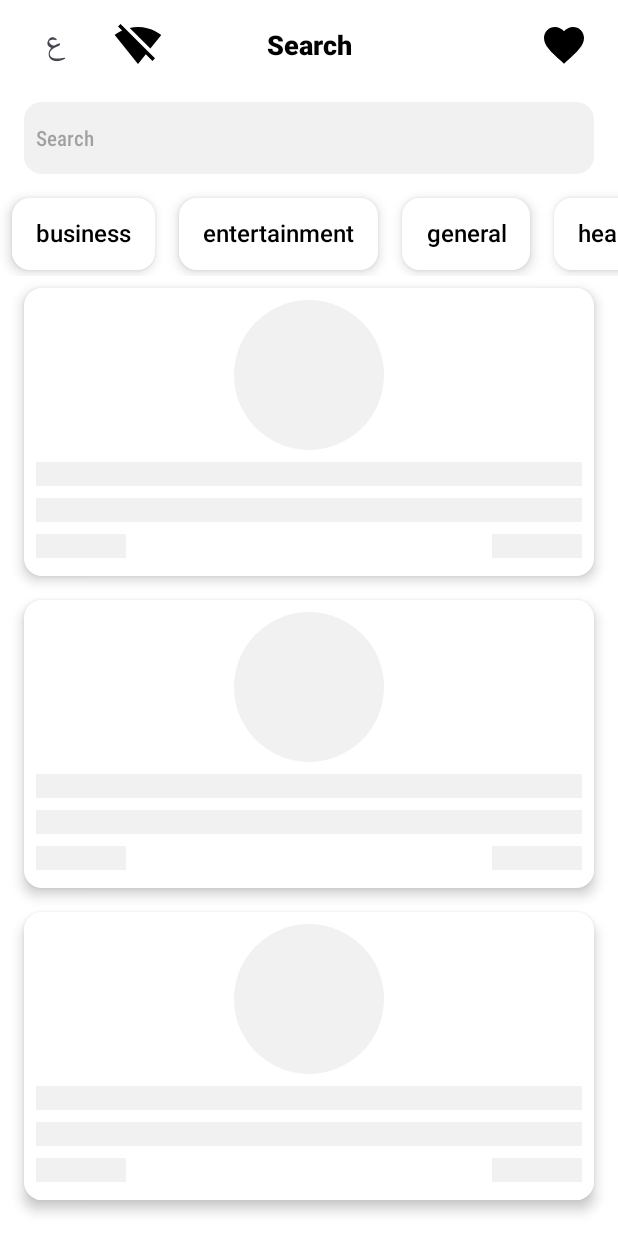
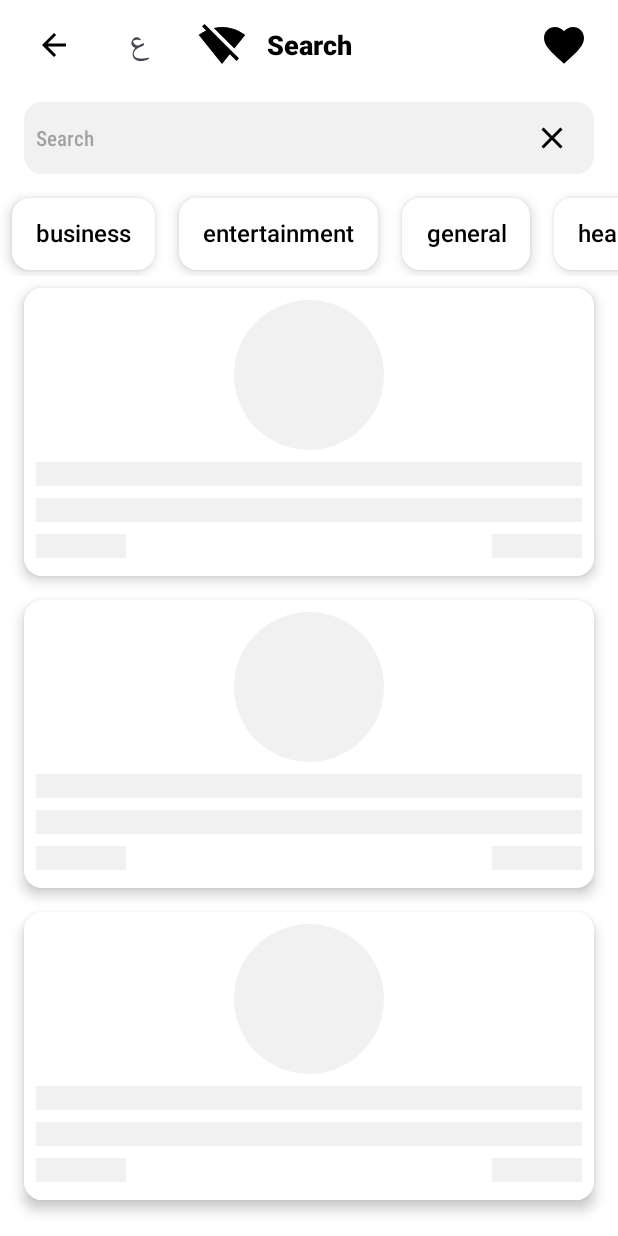
Before and after one commit to karimsaad687/news_app, an Android app: the SearchFragment screen opened through its navigation route, on a phone screen of 412 x 824 dp. Run offline under Robolectric (Android 15) with nearby library versions, the light colour scheme and no system bars; our stand-ins replace Picasso, Room's generated code, Shimmer; libraries missing offline, so code that uses them is left out: com.androidnetworking, com.androidnetworking.common, com.androidnetworking.error, com.androidnetworking.interfaces, com.makeramen.roundedimageview; plain views replace RoundedImageView; pictures from the network do not load; 2 statements that could not run were skipped.

Commit message:
add back icons

```diff
--- a/app/src/main/AndroidManifest.xml
+++ b/app/src/main/AndroidManifest.xml
@@ -28,7 +28,7 @@
             </intent-filter>
         </activity>
         <activity
-            android:name=".Onboarding"
+            android:name=".onboarding.Onboarding"
             android:exported="false"
             android:screenOrientation="unspecified" />
     </application>
--- a/app/src/main/java/com/app/newsapp/Splash.kt
+++ b/app/src/main/java/com/app/newsapp/Splash.kt
@@ -9,6 +9,7 @@ import androidx.room.Room
 import com.app.newsapp.common.BaseActivity
 import com.app.newsapp.dashboard.Dashboard
 import com.app.newsapp.database.category.CategoryDatabase
+import com.app.newsapp.onboarding.Onboarding
 import com.app.newsapp.utils.AnimationUtils
 import com.app.newsapp.utils.SharedPreferencesUtils
 import kotlinx.coroutines.Dispatchers
--- a/app/src/main/java/com/app/newsapp/common/HeadlinesBaseFragment.kt
+++ b/app/src/main/java/com/app/newsapp/common/HeadlinesBaseFragment.kt
@@ -174,6 +174,10 @@ open class HeadlinesBaseFragment : BaseFragment() {
      * but if you loop over the headlines list and compare the items with th fav list you will not
      * find it so it will be remove from the list
      * also this function happen on IO thread so it will never affect the performance of the ui
+     *
+     * lastly in the FavoritesFragment when you un-fav an item it will not be removed from the list in case you
+     * want to return it back, but if you press back or closed the app the item will become un-fav and will not appear
+     * in the list anymore
      */
     open fun checkFavHeadlines() {
         CoroutineScope(Dispatchers.IO).launch {
--- a/app/src/main/java/com/app/newsapp/dashboard/Dashboard.kt
+++ b/app/src/main/java/com/app/newsapp/dashboard/Dashboard.kt
@@ -17,6 +17,8 @@ class Dashboard : BaseActivity() {
     private lateinit var favIm: ImageView
     private lateinit var wifiIm: ImageView
     private lateinit var langTv: TextView
+    private lateinit var backIm: ImageView
+
     override fun onCreate(savedInstanceState: Bundle?) {
         super.onCreate(savedInstanceState)
         setContentView(R.layout.activity_dashboard)
@@ -26,6 +28,7 @@ class Dashboard : BaseActivity() {
         favIm = findViewById(R.id.fav_im)
         wifiIm = findViewById(R.id.wifi_im)
         langTv = findViewById(R.id.lang_tv)
+        backIm = findViewById(R.id.back_im)
 
         searchIm.setOnClickListener {
             baseFragment.navigateTo(R.id.searchFragment)
@@ -38,6 +41,11 @@ class Dashboard : BaseActivity() {
         langTv.setOnClickListener {
             changeLang()
         }
+
+        backIm.setOnClickListener {
+            onBackPressed()
+        }
+
     }
 
     fun showHideSearch(show: Boolean) {
@@ -46,6 +54,10 @@ class Dashboard : BaseActivity() {
 
     fun showHideFav(show: Boolean) {
         favIm.visibility = if (show) View.VISIBLE else View.GONE
+    }
+
+    fun showHideBack(show: Boolean) {
+        backIm.visibility = if (show) View.VISIBLE else View.GONE
     }
 
     fun setTitle(title: String) {
--- a/app/src/main/java/com/app/newsapp/dashboard/favorites/FavoritesFragment.kt
+++ b/app/src/main/java/com/app/newsapp/dashboard/favorites/FavoritesFragment.kt
@@ -45,6 +45,7 @@ class FavoritesFragment : HeadlinesBaseFragment() {
         super.onResume()
         (activity as Dashboard).showHideSearch(false)
         (activity as Dashboard).showHideFav(false)
+        (activity as Dashboard).showHideBack(true)
         (activity as Dashboard).setTitle(activity.getString(R.string.favorites))
     }
 
--- a/app/src/main/java/com/app/newsapp/dashboard/headlines/HeadlinesFragment.kt
+++ b/app/src/main/java/com/app/newsapp/dashboard/headlines/HeadlinesFragment.kt
@@ -60,6 +60,7 @@ class HeadlinesFragment : HeadlinesBaseFragment() {
         super.onResume()
         (activity as Dashboard).showHideSearch(true)
         (activity as Dashboard).showHideFav(true)
+        (activity as Dashboard).showHideBack(false)
         (activity as Dashboard).setTitle(activity.getString(R.string.headlines))
     }
 
--- a/app/src/main/java/com/app/newsapp/dashboard/search/SearchFragment.kt
+++ b/app/src/main/java/com/app/newsapp/dashboard/search/SearchFragment.kt
@@ -10,6 +10,7 @@ import android.view.LayoutInflater
 import android.view.View
 import android.view.ViewGroup
 import android.widget.EditText
+import android.widget.ImageView
 import androidx.recyclerview.widget.LinearLayoutManager
 import androidx.recyclerview.widget.RecyclerView
 import androidx.recyclerview.widget.RecyclerView.HORIZONTAL
@@ -29,6 +30,7 @@ class SearchFragment : HeadlinesBaseFragment(), TextWatcher {
     private lateinit var root: View
     private lateinit var swipeToRefresh: SwipeRefreshLayout
     private lateinit var searchEt: EditText
+    private lateinit var deleteTextIm: ImageView
     private var uiInitialized = false
     override fun onCreateView(
         inflater: LayoutInflater,
@@ -43,6 +45,7 @@ class SearchFragment : HeadlinesBaseFragment(), TextWatcher {
             swipeToRefresh = root.findViewById(R.id.swipeToRefresh)
             shimmerLoading = root.findViewById(R.id.loading_shimmer)
             searchEt = root.findViewById(R.id.search_et)
+            deleteTextIm = root.findViewById(R.id.delete_text_im)
 
             categories = CategoryUtils.getAllCategories()
 
@@ -64,6 +67,13 @@ class SearchFragment : HeadlinesBaseFragment(), TextWatcher {
                 swipeToRefresh.isRefreshing = false
                 callHeadlines()
             }
+
+            deleteTextIm.setOnClickListener {
+                searchEt.setText("")
+                searchWord = ""
+                headlinesViewModel.cancel()
+                callHeadlines()
+            }
         }
         return root
     }
@@ -72,6 +82,7 @@ class SearchFragment : HeadlinesBaseFragment(), TextWatcher {
         super.onResume()
         (activity as Dashboard).showHideSearch(false)
         (activity as Dashboard).showHideFav(true)
+        (activity as Dashboard).showHideBack(true)
         (activity as Dashboard).setTitle(activity.getString(R.string.search))
     }
 
--- a/app/src/main/java/com/app/newsapp/onboarding/category/CategoryFragment.kt
+++ b/app/src/main/java/com/app/newsapp/onboarding/category/CategoryFragment.kt
@@ -10,7 +10,7 @@ import androidx.recyclerview.widget.LinearLayoutManager
 import androidx.recyclerview.widget.RecyclerView
 import androidx.recyclerview.widget.RecyclerView.VERTICAL
 import androidx.room.Room
-import com.app.newsapp.Onboarding
+import com.app.newsapp.onboarding.Onboarding
 import com.app.newsapp.R
 import com.app.newsapp.common.BaseFragment
 import com.app.newsapp.dashboard.Dashboard
--- a/app/src/main/java/com/app/newsapp/onboarding/country/CountryFragment.kt
+++ b/app/src/main/java/com/app/newsapp/onboarding/country/CountryFragment.kt
@@ -8,7 +8,7 @@ import android.widget.Button
 import androidx.recyclerview.widget.LinearLayoutManager
 import androidx.recyclerview.widget.RecyclerView
 import androidx.recyclerview.widget.RecyclerView.VERTICAL
-import com.app.newsapp.Onboarding
+import com.app.newsapp.onboarding.Onboarding
 import com.app.newsapp.R
 import com.app.newsapp.common.BaseFragment
 import com.app.newsapp.utils.CountryUtils
--- /dev/null
+++ b/app/src/main/res/drawable/ic_back.xml
@@ -0,0 +1,5 @@
+<vector android:autoMirrored="true" android:height="24dp"
+    android:tint="#000000" android:viewportHeight="24"
+    android:viewportWidth="24" android:width="24dp" xmlns:android="http://schemas.android.com/apk/res/android">
+    <path android:fillColor="@android:color/white" android:pathData="M20,11H7.83l5.59,-5.59L12,4l-8,8 8,8 1.41,-1.41L7.83,13H20v-2z"/>
+</vector>
--- /dev/null
+++ b/app/src/main/res/drawable/ic_close.xml
@@ -0,0 +1,5 @@
+<vector android:height="24dp" android:tint="#000000"
+    android:viewportHeight="24" android:viewportWidth="24"
+    android:width="24dp" xmlns:android="http://schemas.android.com/apk/res/android">
+    <path android:fillColor="@android:color/white" android:pathData="M19,6.41L17.59,5 12,10.59 6.41,5 5,6.41 10.59,12 5,17.59 6.41,19 12,13.41 17.59,19 19,17.59 13.41,12z"/>
+</vector>
--- a/app/src/main/res/layout/activity_dashboard.xml
+++ b/app/src/main/res/layout/activity_dashboard.xml
@@ -54,12 +54,27 @@
             android:layout_width="40dp"
             android:layout_height="40dp"
             android:layout_marginStart="16dp"
+            android:fontFamily="sans-serif-condensed-medium"
+            android:gravity="center"
+            android:includeFontPadding="false"
             android:text="@string/lang"
-            android:gravity="center"
             android:textSize="21sp"
             app:layout_constraintBottom_toBottomOf="parent"
+            app:layout_constraintStart_toEndOf="@id/back_im"
+            app:layout_constraintTop_toTopOf="parent"
+            tools:ignore="TextSizeCheck" />
+
+        <ImageView
+            android:id="@+id/back_im"
+            android:layout_width="40dp"
+            android:layout_height="40dp"
+            android:layout_marginStart="16dp"
+            android:padding="8dp"
+            android:src="@drawable/ic_back"
+            app:layout_constraintBottom_toBottomOf="parent"
             app:layout_constraintStart_toStartOf="parent"
-            app:layout_constraintTop_toTopOf="parent" />
+            app:layout_constraintTop_toTopOf="parent"
+            android:importantForAccessibility="no" />
 
         <ImageView
             android:id="@+id/fav_im"
--- a/app/src/main/res/layout/fragment_search.xml
+++ b/app/src/main/res/layout/fragment_search.xml
@@ -6,31 +6,52 @@
     android:layout_height="match_parent"
     android:background="@color/white">
 
-    <EditText
-        android:id="@+id/search_et"
+    <androidx.constraintlayout.widget.ConstraintLayout
+        android:id="@+id/search_cl"
         android:layout_width="match_parent"
         android:layout_height="48dp"
         android:layout_marginHorizontal="16dp"
+        app:layout_constraintTop_toTopOf="parent"
         android:layout_marginTop="8dp"
         android:background="@drawable/country_item"
-        android:backgroundTint="@color/gray"
+        android:backgroundTint="@color/gray">
+        <EditText
+            android:id="@+id/search_et"
+            android:layout_width="0dp"
+            android:layout_height="48dp"
             android:fontFamily="sans-serif-condensed-medium"
             android:hint="@string/search"
+            android:background="@android:color/transparent"
             android:importantForAutofill="no"
             android:inputType="text"
             android:paddingHorizontal="8dp"
             android:textColor="@color/black"
             android:textSize="14sp"
             app:layout_constraintTop_toTopOf="parent"
+            app:layout_constraintStart_toStartOf="parent"
+            app:layout_constraintEnd_toStartOf="@id/delete_text_im"
             tools:ignore="VisualLintTextFieldSize,TextContrastCheck"
             tools:layout_editor_absoluteX="16dp" />
+        <ImageView
+            android:id="@+id/delete_text_im"
+            android:layout_width="40dp"
+            android:layout_height="40dp"
+            android:padding="8dp"
+            android:src="@drawable/ic_close"
+            app:layout_constraintTop_toTopOf="parent"
+            app:layout_constraintBottom_toBottomOf="parent"
+            app:layout_constraintEnd_toEndOf="parent"
+            android:layout_marginEnd="8dp"
+            android:importantForAccessibility="no" />
+    </androidx.constraintlayout.widget.ConstraintLayout>
+
 
     <androidx.recyclerview.widget.RecyclerView
         android:id="@+id/recycler_categories"
         android:layout_width="match_parent"
         android:layout_height="60dp"
         android:layout_marginTop="8dp"
-        app:layout_constraintTop_toBottomOf="@id/search_et" />
+        app:layout_constraintTop_toBottomOf="@id/search_cl" />
 
     <androidx.swiperefreshlayout.widget.SwipeRefreshLayout
         android:id="@+id/swipeToRefresh"
--- a/app/src/main/res/values/strings.xml
+++ b/app/src/main/res/values/strings.xml
@@ -10,6 +10,7 @@
 
     //categories
     <string name="choose_category">Choose category</string>
+    <string name="you_must_choose_3_categories">You must choose 3 categories</string>
 
     //headlines
     <string name="headlines">Headlines</string>
```
Also changed, not shown: app/src/main/java/com/app/newsapp/onboarding/Onboarding.kt (renamed from app/src/main/java/com/app/newsapp/Onboarding.kt, +10 -1 lines), app/src/main/res/layout/activity_onboarding.xml (+23 -8 lines), app/src/main/res/layout/fragment_category.xml (+13 -1 lines), 1 other file. Lines whose indentation alone changed are shown as unchanged.
